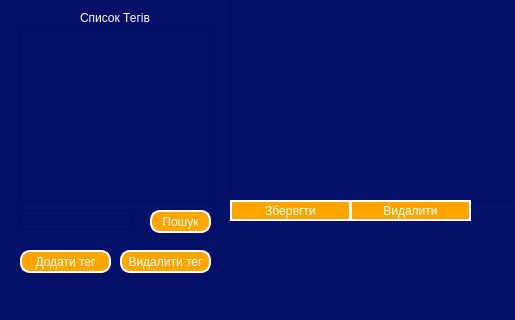
Kolosha1/Smart_notes, file untitled.ui: the form before one commit; both pictures show x 0 to 515 and y 280 to 600 of the 877 by 600 pixel window.
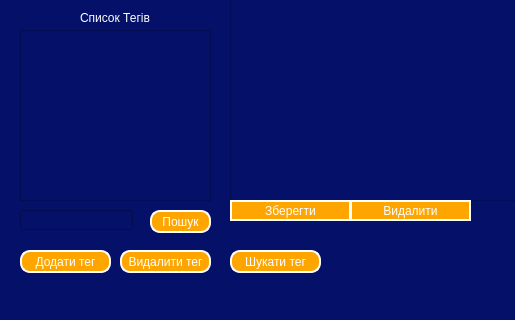
The form after the commit.

The edit to the form file:
```diff
--- a/untitled.ui
+++ b/untitled.ui
@@ -202,6 +202,24 @@
      </rect>
     </property>
    </widget>
+   <widget class="QPushButton" name="pushButton_7">
+    <property name="geometry">
+     <rect>
+      <x>230</x>
+      <y>530</y>
+      <width>91</width>
+      <height>23</height>
+     </rect>
+    </property>
+    <property name="styleSheet">
+     <string notr="true">background-color: orange;
+border: 2px solid white;
+border-radius: 10px;</string>
+    </property>
+    <property name="text">
+     <string>Шукати тег</string>
+    </property>
+   </widget>
   </widget>
   <widget class="QMenuBar" name="menubar">
    <property name="geometry">
```
